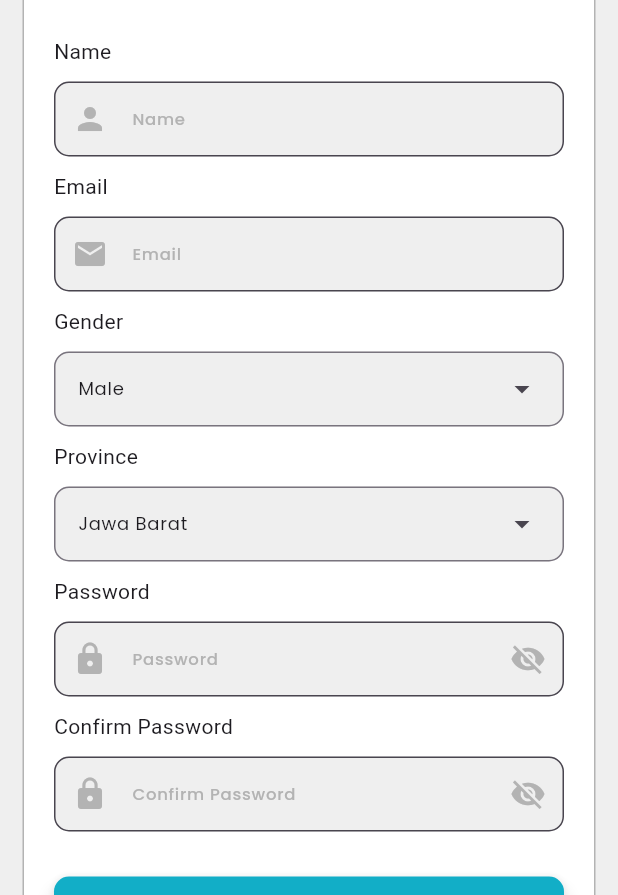
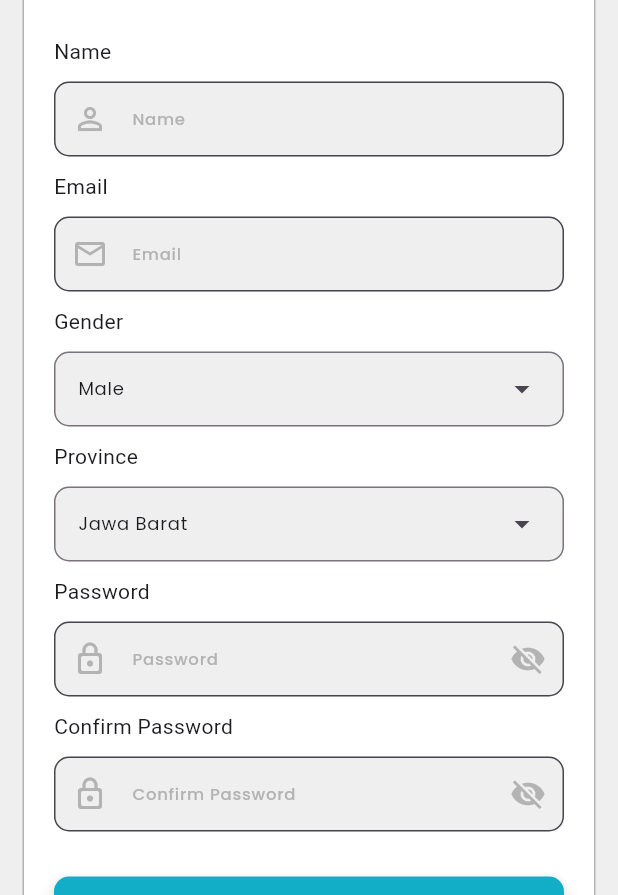
Before and after one commit to hafizzibrahim/IPA-Test, a Flutter app: the screen it shows after launch, after a tap on "Don't have an account?", on a phone screen of 412 x 824 dp. Shown: the part 331-1226 px from the top of the screen. Run offline on Flutter 3.47's test engine with Material 3 defaults, Android fonts, the phone set to English and light mode, and no system bars; our stand-ins replace animated_bottom_navigation_bar, carousel_slider, flutter_svg, get, google_fonts, shared_preferences.

Commit message:
fix icon

```diff
--- a/lib/app/modules/login/views/login_view.dart
+++ b/lib/app/modules/login/views/login_view.dart
@@ -1,4 +1,5 @@
 import 'package:flutter/material.dart';
+import 'package:flutter_svg/flutter_svg.dart';
 import 'package:get/get.dart';
 import 'package:get/get_connect/http/src/utils/utils.dart';
 import 'package:maritimmuda_connect/app/modules/forgot_password/bindings/forgot_password_binding.dart';
@@ -88,7 +89,8 @@ class LoginView extends GetView<LoginController> {
                             controller.validateEmail(value);
                           },
                           validator: controller.validateEmailField,
-                          preffixIcon: Icon(Icons.email, color: neutral03Color),
+                          preffixIcon:
+                              Icon(Icons.email_outlined, color: neutral03Color),
                         ),
                         const SizedBox(height: 30),
                         const Align(
@@ -106,8 +108,10 @@ class LoginView extends GetView<LoginController> {
                               controller.validatePassword(value);
                             },
                             validator: controller.validatePasswordField,
-                            preffixIcon:
-                                Icon(Icons.lock, color: neutral03Color),
+                            preffixIcon: Icon(
+                              Icons.lock_outline_rounded,
+                              color: neutral03Color,
+                            ),
                             suffixIcon: IconButton(
                               onPressed: () {
                                 controller.toggleObscureText();
--- a/lib/app/modules/main_drawer/views/main_drawer_view.dart
+++ b/lib/app/modules/main_drawer/views/main_drawer_view.dart
@@ -11,9 +11,10 @@ class MainDrawerView extends GetView<MainDrawerController> {
     return SafeArea(
       child: Scaffold(
         appBar: AppBar(
-          elevation: 0.0,
+          scrolledUnderElevation: 0.0,
           backgroundColor: neutral02Color,
-          title: Obx(() => Text(controller.title[controller.selectedIndex.value])),
+          title:
+              Obx(() => Text(controller.title[controller.selectedIndex.value])),
         ),
         drawer: CustomDrawer(controller: controller),
         body: Obx(
--- a/lib/app/modules/register/views/register_view.dart
+++ b/lib/app/modules/register/views/register_view.dart
@@ -82,10 +82,8 @@ class RegisterView extends GetView<RegisterController> {
                             controller.validateName(value);
                           },
                           validator: controller.validateNameField,
-                          preffixIcon: Icon(
-                            Icons.person,
-                            color: neutral03Color,
-                          ),
+                          preffixIcon: Icon(Icons.person_outline_sharp,
+                              color: neutral03Color),
                         ),
                         const SizedBox(height: 10),
                         const Align(
@@ -101,10 +99,8 @@ class RegisterView extends GetView<RegisterController> {
                             controller.validateEmail(value);
                           },
                           validator: controller.validateEmailField,
-                          preffixIcon: Icon(
-                            Icons.email,
-                            color: neutral03Color,
-                          ),
+                          preffixIcon:
+                              Icon(Icons.email_outlined, color: neutral03Color),
                         ),
                         const SizedBox(height: 10),
                         const Align(
@@ -155,7 +151,7 @@ class RegisterView extends GetView<RegisterController> {
                             },
                             validator: controller.validatePasswordField,
                             preffixIcon: Icon(
-                              Icons.lock,
+                              Icons.lock_outline_rounded,
                               color: neutral03Color,
                             ),
                             suffixIcon: IconButton(
@@ -188,7 +184,7 @@ class RegisterView extends GetView<RegisterController> {
                             },
                             validator: controller.validateConfirmPassField,
                             preffixIcon: Icon(
-                              Icons.lock,
+                              Icons.lock_outline_rounded,
                               color: neutral03Color,
                             ),
                             suffixIcon: IconButton(
--- a/lib/app/modules/widget/custom_textfield.dart
+++ b/lib/app/modules/widget/custom_textfield.dart
@@ -1,5 +1,6 @@
 import 'package:flutter/material.dart';
 import 'package:flutter/services.dart';
+import 'package:flutter_svg/flutter_svg.dart';
 import 'package:maritimmuda_connect/themes.dart';
 
 class CustomTextField extends StatelessWidget {
@@ -9,6 +10,7 @@ class CustomTextField extends StatelessWidget {
     this.hintText,
     this.suffixIcon,
     this.preffixIcon,
+    this.svgIcon,
     this.keyboardType,
     this.obscureText,
     this.validator,
@@ -20,6 +22,7 @@ class CustomTextField extends StatelessWidget {
   final String? hintText;
   final Widget? suffixIcon;
   final Widget? preffixIcon;
+  final String? svgIcon;
   final TextInputType? keyboardType;
   final bool? obscureText;
   final String? Function(String?)? validator;
@@ -42,7 +45,15 @@ class CustomTextField extends StatelessWidget {
         filled: true,
         fillColor: neutral02Color,
         hintText: hintText,
-        prefixIcon: preffixIcon,
+        prefixIcon: svgIcon != null
+            ? Padding(
+                padding: const EdgeInsets.all(10),
+                child: SvgPicture.asset(
+                  svgIcon ?? "assets/icons/event_icon.svg",
+                  color: neutral03Color,
+                ),
+              )
+            : preffixIcon,
         suffixIcon: suffixIcon,
         hintStyle: TextStyle(
           fontSize: 11,
```
